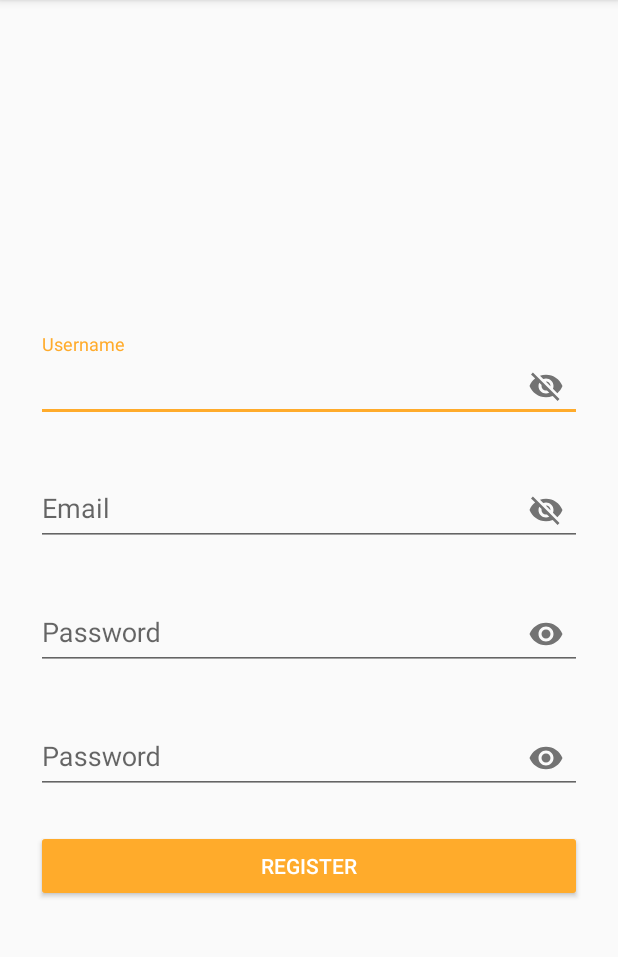
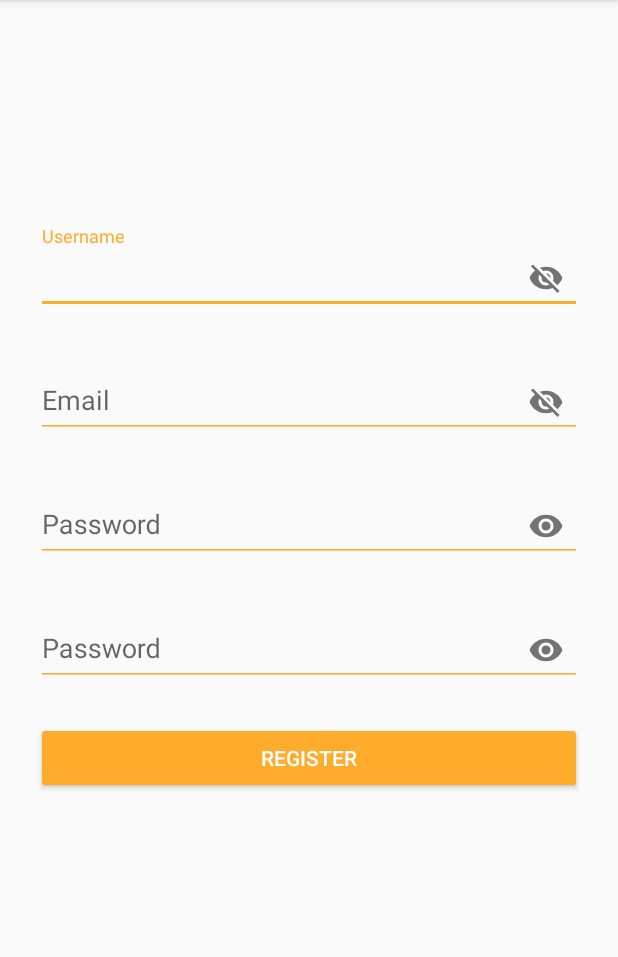
Before and after one commit to DreVla/HPMBooks, an Android app: the screen it shows after launch (RegisterActivity), after a tap on "No account? Register Here!", on a phone screen of 412 x 824 dp, the part 84-1041 px from its top. Run offline under Robolectric (Android 15) with nearby library versions, the phone set to English and light mode, and no system bars; our stand-ins replace data binding; 2 other taps on this screen came first.

Commit message:
Login/UI
Modified some UI aspects and how login works

```diff
--- a/app/src/main/java/com/hpmtutorial/hpmbooksapp/view/LoginActivity.java
+++ b/app/src/main/java/com/hpmtutorial/hpmbooksapp/view/LoginActivity.java
@@ -6,13 +6,10 @@ import android.content.Intent;
 import android.content.SharedPreferences;
 import android.os.Bundle;
 import android.util.Log;
-import android.util.Patterns;
 import android.view.View;
-import android.view.ViewOverlay;
 import android.view.animation.AlphaAnimation;
-import android.widget.EditText;
 import android.widget.FrameLayout;
-import android.widget.Toast;
+import android.widget.RelativeLayout;
 
 import androidx.annotation.Nullable;
 import androidx.appcompat.app.AlertDialog;
@@ -29,6 +26,7 @@ import com.hpmtutorial.hpmbooksapp.viewmodel.LoginActivityViewModel;
 
 public class LoginActivity extends AppCompatActivity {
 
+    private RelativeLayout container;
     private LoginActivityViewModel loginActivityViewModel;
     private TextInputLayout emailLayout, passwordLayout;
     private ActivityLoginBinding binding;
@@ -48,15 +46,32 @@ public class LoginActivity extends AppCompatActivity {
 
         emailLayout = findViewById(R.id.login_email_layout);
         passwordLayout = findViewById(R.id.login_password_layout);
+        container = findViewById(R.id.login_large_layout);
 
         loadingOverlay = findViewById(R.id.overlay_loading_view);
 
+        if(checkIfLogin()){
+            startAnimation();
+            Intent booksIntent = new Intent(getApplicationContext(), BooksActivity.class);
+            endAnimation();
+            startActivity(booksIntent);
+            loginActivityViewModel.uiLiveData.setValue(LoginActivityViewModel.UIChange.NOACTION);
+            finish();
+        } else {
+            container.setVisibility(View.VISIBLE);
+            setTokenListener();
+            setUIListener();
+            setUIErrorListener();
+            setServerErrorListener(this);
+        }
+    }
 
-        setTokenListener();
-        setUIListener();
-        setUIErrorListener();
-        setServerErrorListener(this);
-
+    private boolean checkIfLogin() {
+        SharedPreferences sharedPref = getApplication().getSharedPreferences(getString(R.string.preference_file_key), Context.MODE_PRIVATE);
+        String token = sharedPref.getString(getString(R.string.auth_token), null);
+        if(token == null)
+            return false;
+        else return true;
     }
 
     private void setUIErrorListener() {
@@ -83,7 +98,7 @@ public class LoginActivity extends AppCompatActivity {
         final Observer<LoginActivityViewModel.UIChange> uiChangeListener = new Observer<LoginActivityViewModel.UIChange>() {
             @Override
             public void onChanged(@Nullable final LoginActivityViewModel.UIChange msg) {
-                switch (msg){
+                switch (msg) {
                     case LOAD:
                         startAnimation();
                         break;
@@ -104,7 +119,7 @@ public class LoginActivity extends AppCompatActivity {
         loginActivityViewModel.uiLiveData.observe(this, uiChangeListener);
     }
 
-    private void setTokenListener(){
+    private void setTokenListener() {
         final Observer<String> tokenObserver = new Observer<String>() {
             @Override
             public void onChanged(@Nullable final String token) {
@@ -114,7 +129,7 @@ public class LoginActivity extends AppCompatActivity {
         loginActivityViewModel.tokenReceived.observe(this, tokenObserver);
     }
 
-    public void setServerErrorListener(final Context context){
+    public void setServerErrorListener(final Context context) {
         final Observer<String> serverErrorListener = new Observer<String>() {
             @Override
             public void onChanged(@Nullable final String errorMessage) {
@@ -136,7 +151,7 @@ public class LoginActivity extends AppCompatActivity {
         loginActivityViewModel.serverError.observe(this, serverErrorListener);
     }
 
-    public void saveToSharedPref(String token){
+    public void saveToSharedPref(String token) {
         Context context = this;
         SharedPreferences sharedPref = context.getSharedPreferences(
                 getString(R.string.preference_file_key), Context.MODE_PRIVATE);
@@ -145,14 +160,14 @@ public class LoginActivity extends AppCompatActivity {
         editor.apply();
     }
 
-    public void startAnimation(){
+    public void startAnimation() {
         inAnimation = new AlphaAnimation(0f, 1f);
         inAnimation.setDuration(200);
         loadingOverlay.setAnimation(inAnimation);
         loadingOverlay.setVisibility(View.VISIBLE);
     }
 
-    public void endAnimation(){
+    public void endAnimation() {
         outAnimation = new AlphaAnimation(1f, 0f);
         outAnimation.setDuration(200);
         loadingOverlay.setAnimation(outAnimation);
--- /dev/null
+++ b/app/src/main/res/drawable/ic_power_settings_new_black_24dp.xml
@@ -0,0 +1,5 @@
+<vector android:height="24dp" android:tint="@color/colorAccent"
+    android:viewportHeight="24.0" android:viewportWidth="24.0"
+    android:width="24dp" xmlns:android="http://schemas.android.com/apk/res/android">
+    <path android:fillColor="#FF000000" android:pathData="M13,3h-2v10h2L13,3zM17.83,5.17l-1.42,1.42C17.99,7.86 19,9.81 19,12c0,3.87 -3.13,7 -7,7s-7,-3.13 -7,-7c0,-2.19 1.01,-4.14 2.58,-5.42L6.17,5.17C4.23,6.82 3,9.26 3,12c0,4.97 4.03,9 9,9s9,-4.03 9,-9c0,-2.74 -1.23,-5.18 -3.17,-6.83z"/>
+</vector>
--- a/app/src/main/res/layout/activity_register.xml
+++ b/app/src/main/res/layout/activity_register.xml
@@ -4,10 +4,19 @@
     xmlns:tools="http://schemas.android.com/tools">
 
     <data>
+
         <variable
             name="registerViewModel"
             type="com.hpmtutorial.hpmbooksapp.viewmodel.RegisterActivityViewModel" />
     </data>
+
+    <RelativeLayout
+        android:layout_width="match_parent"
+        android:layout_height="match_parent">
+
+    <ScrollView
+        android:layout_width="match_parent"
+        android:layout_height="match_parent">
 
         <androidx.constraintlayout.widget.ConstraintLayout
             android:layout_width="match_parent"
@@ -111,9 +120,9 @@
                 app:backgroundTint="@color/colorAccent"
                 app:layout_constraintTop_toBottomOf="@+id/register_passcheck_layout" />
 
-        <include layout="@layout/loading_layout"/>
-
 
         </androidx.constraintlayout.widget.ConstraintLayout>
-
+    </ScrollView>
+        <include layout="@layout/loading_layout" />
+    </RelativeLayout>
 </layout>
--- a/app/src/main/res/values/styles.xml
+++ b/app/src/main/res/values/styles.xml
@@ -8,6 +8,7 @@
         <item name="colorAccent">@color/colorAccent</item>
         <item name="android:windowLightStatusBar">true</item>
         <item name="titleTextColor">@color/colorAccent</item>
+        <item name="android:textColorSecondary">@color/colorAccent</item>
     </style>
 
 </resources>
```
Also changed, not shown: app/src/main/java/com/hpmtutorial/hpmbooksapp/view/BooksActivity.java (+49 -23 lines), app/src/main/res/layout/activity_add_book.xml (+12 -1 lines), app/src/main/res/layout/activity_details.xml (+13 -2 lines), app/src/main/res/layout/activity_login.xml (+13 -2 lines), app/src/main/res/menu/main_menu.xml (added, +9 -0 lines). Lines whose indentation alone changed are shown as unchanged.
